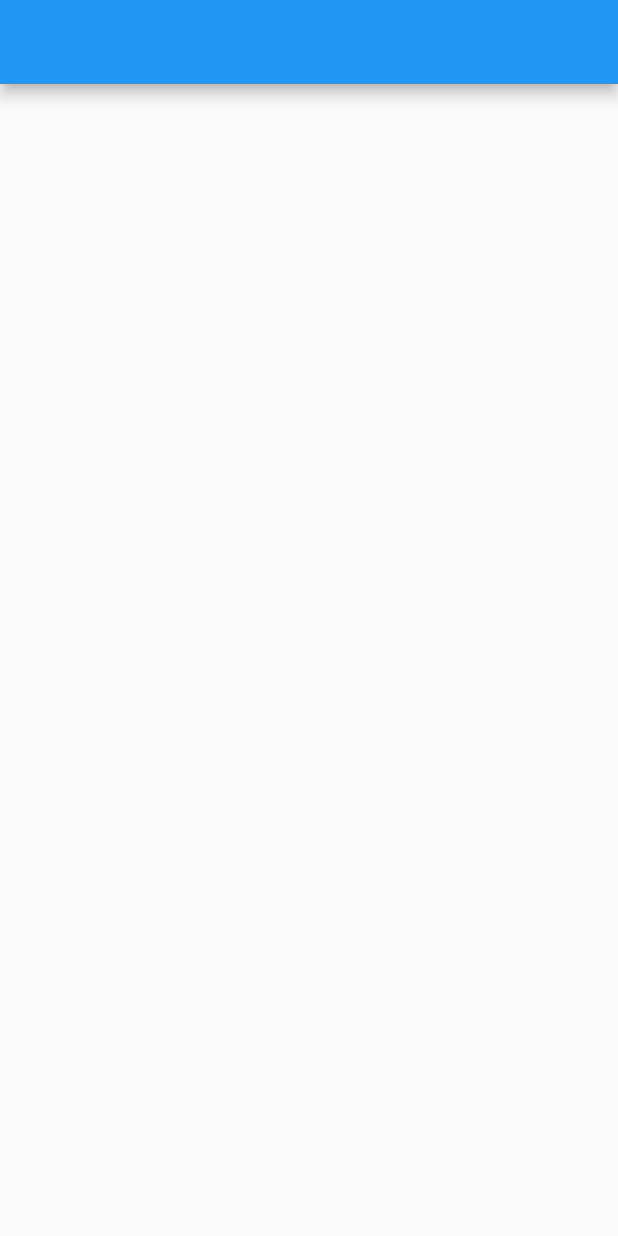
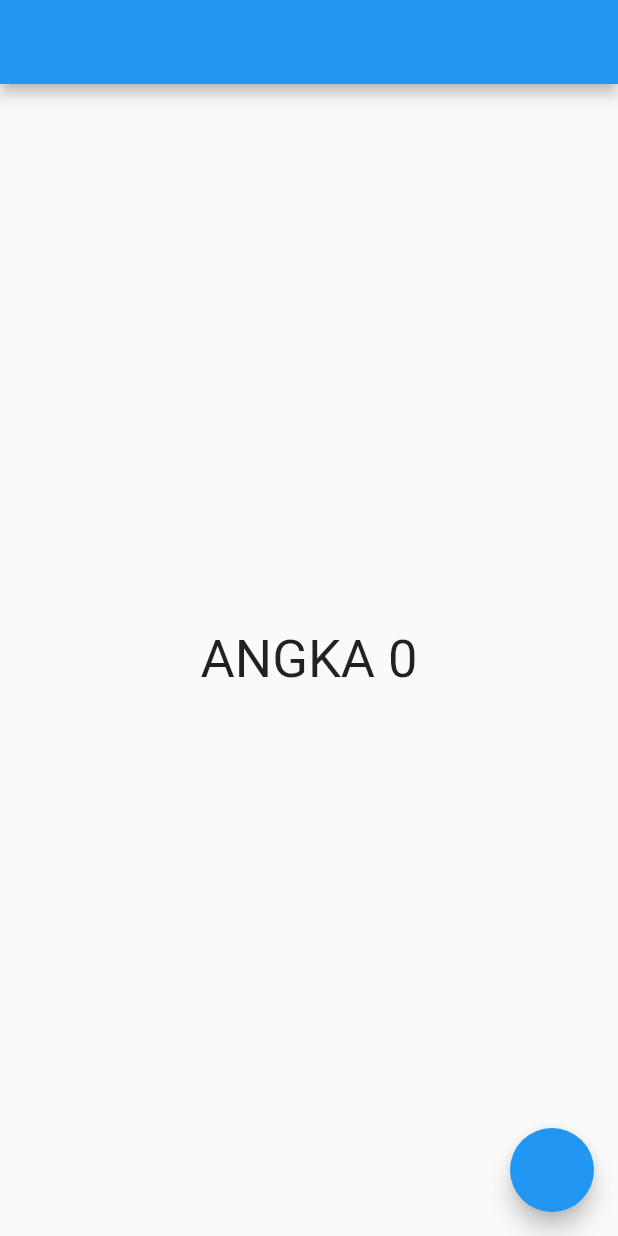
Before and after one commit to dennyoctavian/getx-flutter, a Flutter app: the screen it shows after launch, on a phone screen of 412 x 824 dp. Run offline on Flutter 3.47's test engine with Material 2 defaults, Android fonts, the phone set to English and light mode, and no system bars; our stand-ins replace get.

```diff
--- /dev/null
+++ b/lib/controllers/counter_controller.dart
@@ -0,0 +1,10 @@
+import 'package:get/get.dart';
+
+class CountController extends GetxController {
+  RxInt counter = 0.obs;
+  RxBool isDark = false.obs;
+
+  changeTheme() => isDark.value = !isDark.value;
+
+  increment() => counter + 1;
+}
--- a/lib/main.dart
+++ b/lib/main.dart
@@ -1,17 +1,23 @@
+import 'package:belajar_getx/controllers/counter_controller.dart';
 import 'package:flutter/material.dart';
+import 'package:get/get.dart';
 
 void main() {
-  runApp(const MyApp());
+  runApp(MyApp());
 }
 
 class MyApp extends StatelessWidget {
-  const MyApp({super.key});
+  final counterController = Get.put(CountController());
+  MyApp({super.key});
 
   @override
   Widget build(BuildContext context) {
-    return const MaterialApp(
-      home: HomePage(),
-    );
+    return Obx(() => GetMaterialApp(
+          theme: counterController.isDark.value
+              ? ThemeData.dark()
+              : ThemeData.light(),
+          home: const HomePage(),
+        ));
   }
 }
 
@@ -20,8 +26,23 @@ class HomePage extends StatelessWidget {
 
   @override
   Widget build(BuildContext context) {
+    final counterController = Get.find<CountController>();
     return Scaffold(
       appBar: AppBar(),
+      body: Center(
+        child: Obx(() => Text(
+              "ANGKA ${counterController.counter.value}",
+              style: const TextStyle(
+                fontSize: 35,
+              ),
+            )),
+      ),
+      floatingActionButton: FloatingActionButton(
+        onPressed: () {
+          // counterController.increment();
+          counterController.changeTheme();
+        },
+      ),
     );
   }
 }
```
Also changed, not shown: 1 other file.
